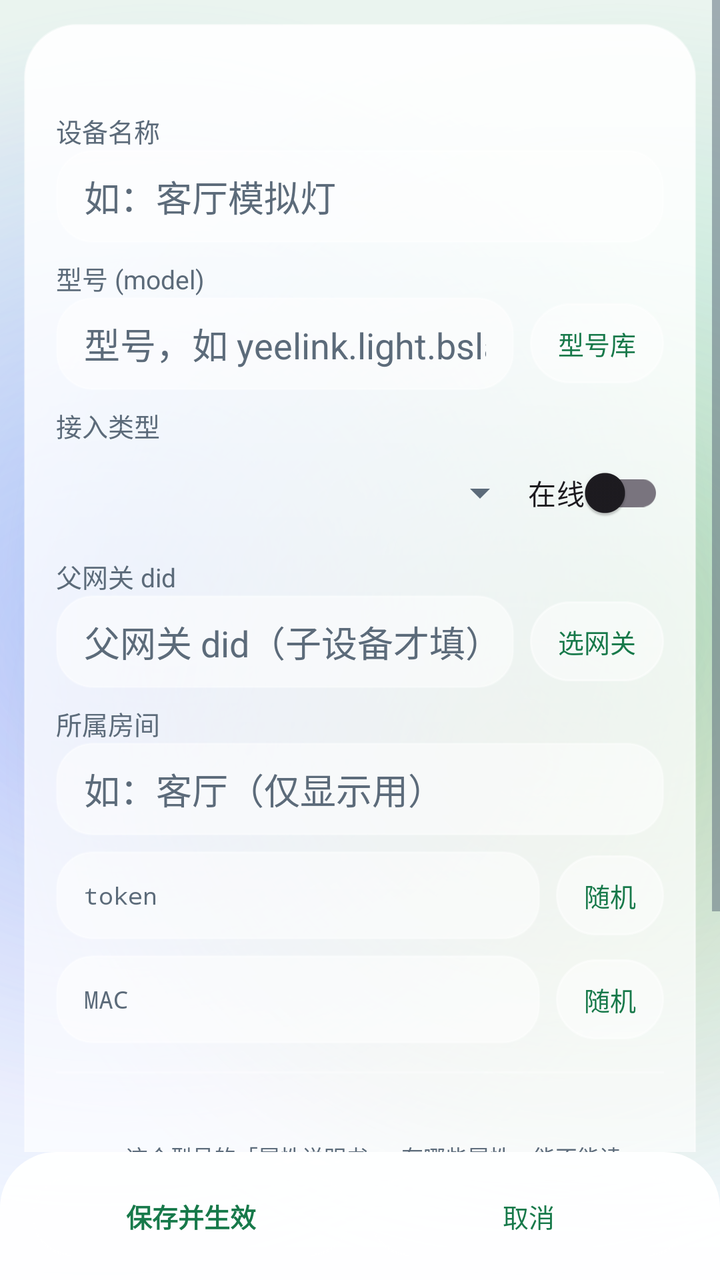
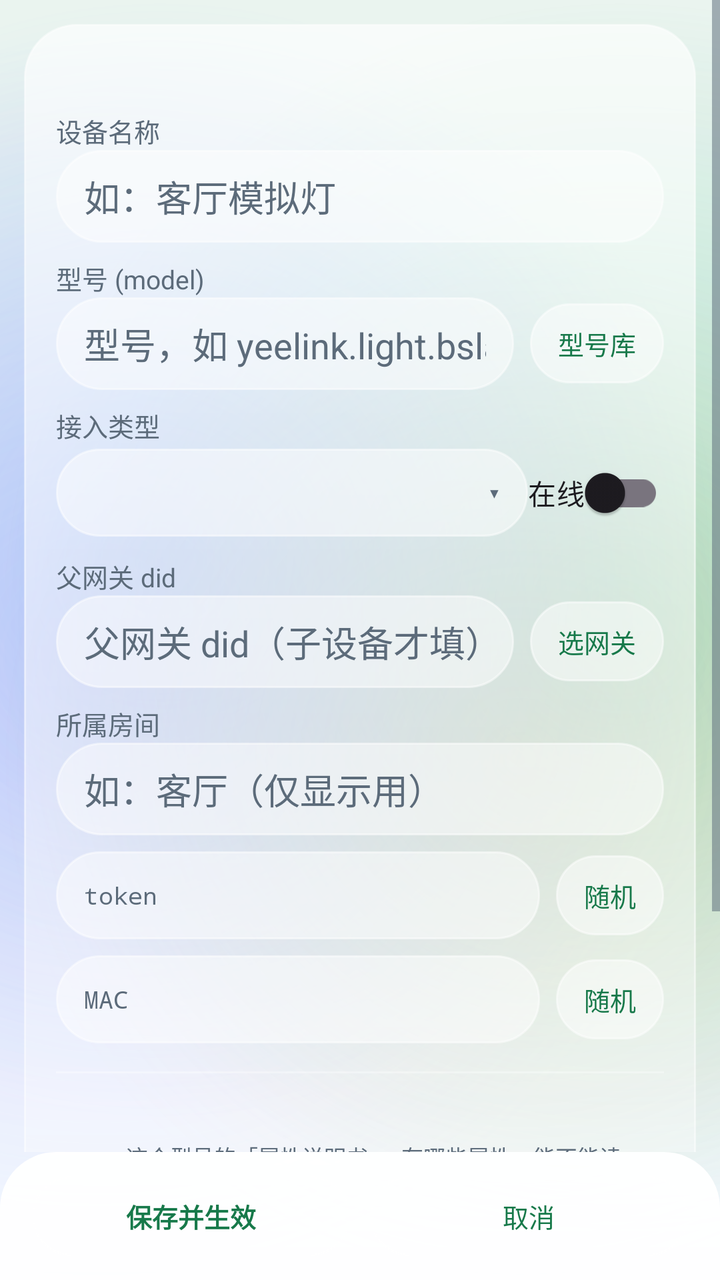

Before-and-after screenshots of an Android layout around one commit, followed by the original layout XML and the change that was made.
<!-- AndroidManifest.xml: application theme Theme.MijiaSim -->
<!-- res/layout/activity_device_edit.xml -->
<?xml version="1.0" encoding="utf-8"?>
<LinearLayout xmlns:android="http://schemas.android.com/apk/res/android"
    android:layout_width="match_parent"
    android:layout_height="match_parent"
    android:orientation="vertical">

    <ScrollView
        android:layout_width="match_parent"
        android:layout_height="0dp"
        android:layout_weight="1"
        android:fillViewport="true">

        <LinearLayout
            android:layout_width="match_parent"
            android:layout_height="wrap_content"
            android:layout_margin="12dp"
            android:background="@drawable/bg_glass_card"
            android:orientation="vertical"
            android:padding="16dp">

            <TextView
                android:id="@+id/edit_did"
                android:layout_width="match_parent"
                android:layout_height="wrap_content"
                android:fontFamily="monospace"
                android:textColor="@color/ink_muted"
                android:textSize="13sp" />

            <TextView
                android:layout_width="match_parent"
                android:layout_height="wrap_content"
                android:paddingTop="10dp"
                android:text="@string/label_name"
                android:textColor="@color/ink_muted"
                android:textSize="13sp" />

            <EditText
                android:id="@+id/input_name"
                android:layout_width="match_parent"
                android:layout_height="wrap_content"
                android:background="@drawable/bg_glass_input"
                android:hint="@string/hint_name"
                android:inputType="text"
                android:maxLines="1"
                android:minHeight="44dp"
                android:paddingLeft="14dp"
                android:paddingTop="10dp"
                android:paddingRight="14dp"
                android:paddingBottom="10dp"
                android:textColor="@color/ink"
                android:textColorHint="@color/ink_muted" />

            <TextView
                android:layout_width="match_parent"
                android:layout_height="wrap_content"
                android:paddingTop="8dp"
                android:text="@string/label_model"
                android:textColor="@color/ink_muted"
                android:textSize="13sp" />

            <LinearLayout
                android:layout_width="match_parent"
                android:layout_height="wrap_content"
                android:gravity="center_vertical"
                android:orientation="horizontal">

                <EditText
                    android:id="@+id/input_model"
                    android:layout_width="0dp"
                    android:layout_height="wrap_content"
                    android:layout_weight="1"
                    android:background="@drawable/bg_glass_input"
                    android:hint="@string/hint_model"
                    android:inputType="text"
                    android:maxLines="1"
                    android:minHeight="44dp"
                    android:paddingLeft="14dp"
                    android:paddingTop="10dp"
                    android:paddingRight="14dp"
                    android:paddingBottom="10dp"
                    android:textColor="@color/ink"
                    android:textColorHint="@color/ink_muted" />

                <Button
                    android:id="@+id/btn_pick_model"
                    style="@style/Widget.MijiaSim.Button.Pill"
                    android:layout_width="wrap_content"
                    android:layout_height="wrap_content"
                    android:layout_marginStart="8dp"
                    android:text="@string/action_pick_model" />
            </LinearLayout>

            <TextView
                android:layout_width="match_parent"
                android:layout_height="wrap_content"
                android:paddingTop="8dp"
                android:text="@string/label_type"
                android:textColor="@color/ink_muted"
                android:textSize="13sp" />

            <LinearLayout
                android:layout_width="match_parent"
                android:layout_height="wrap_content"
                android:gravity="center_vertical"
                android:orientation="horizontal">

                <Spinner
                    android:id="@+id/spinner_type"
                    android:layout_width="0dp"
                    android:layout_height="wrap_content"
                    android:layout_weight="1" />

                <androidx.appcompat.widget.SwitchCompat
                    android:id="@+id/switch_online"
                    android:layout_width="wrap_content"
                    android:layout_height="wrap_content"
                    android:text="@string/label_online" />
            </LinearLayout>

            <TextView
                android:id="@+id/label_parent_row"
                android:layout_width="match_parent"
                android:layout_height="wrap_content"
                android:paddingTop="8dp"
                android:text="@string/label_parent_gateway"
                android:textColor="@color/ink_muted"
                android:textSize="13sp" />

            <LinearLayout
                android:id="@+id/parent_row"
                android:layout_width="match_parent"
                android:layout_height="wrap_content"
                android:gravity="center_vertical"
                android:orientation="horizontal">

                <EditText
                    android:id="@+id/input_parent_did"
                    android:layout_width="0dp"
                    android:layout_height="wrap_content"
                    android:layout_weight="1"
                    android:background="@drawable/bg_glass_input"
                    android:hint="@string/hint_parent_did"
                    android:inputType="number"
                    android:maxLines="1"
                    android:minHeight="44dp"
                    android:paddingLeft="14dp"
                    android:paddingTop="10dp"
                    android:paddingRight="14dp"
                    android:paddingBottom="10dp"
                    android:textColor="@color/ink"
                    android:textColorHint="@color/ink_muted" />

                <Button
                    android:id="@+id/btn_pick_parent"
                    style="@style/Widget.MijiaSim.Button.Pill"
                    android:layout_width="wrap_content"
                    android:layout_height="wrap_content"
                    android:layout_marginStart="8dp"
                    android:text="@string/action_pick_gateway" />
            </LinearLayout>

            <TextView
                android:layout_width="match_parent"
                android:layout_height="wrap_content"
                android:paddingTop="8dp"
                android:text="@string/label_room"
                android:textColor="@color/ink_muted"
                android:textSize="13sp" />

            <EditText
                android:id="@+id/input_room"
                android:layout_width="match_parent"
                android:layout_height="wrap_content"
                android:background="@drawable/bg_glass_input"
                android:hint="@string/hint_room"
                android:inputType="text"
                android:maxLines="1"
                android:minHeight="44dp"
                android:paddingLeft="14dp"
                android:paddingTop="10dp"
                android:paddingRight="14dp"
                android:paddingBottom="10dp"
                android:textColor="@color/ink"
                android:textColorHint="@color/ink_muted" />

            <LinearLayout
                android:layout_width="match_parent"
                android:layout_height="wrap_content"
                android:gravity="center_vertical"
                android:orientation="horizontal"
                android:paddingTop="8dp">

                <EditText
                    android:id="@+id/input_token"
                    android:layout_width="0dp"
                    android:layout_height="wrap_content"
                    android:layout_weight="1"
                    android:background="@drawable/bg_glass_input"
                    android:fontFamily="monospace"
                    android:hint="@string/label_token"
                    android:inputType="textCapCharacters"
                    android:maxLines="1"
                    android:minHeight="44dp"
                    android:paddingLeft="14dp"
                    android:paddingTop="10dp"
                    android:paddingRight="14dp"
                    android:paddingBottom="10dp"
                    android:textColor="@color/ink"
                    android:textColorHint="@color/ink_muted"
                    android:textSize="12sp" />

                <Button
                    android:id="@+id/btn_token"
                    style="@style/Widget.MijiaSim.Button.Pill"
                    android:layout_width="wrap_content"
                    android:layout_height="wrap_content"
                    android:layout_marginStart="8dp"
                    android:text="@string/action_random" />
            </LinearLayout>

            <LinearLayout
                android:layout_width="match_parent"
                android:layout_height="wrap_content"
                android:gravity="center_vertical"
                android:orientation="horizontal"
                android:paddingTop="8dp">

                <EditText
                    android:id="@+id/input_mac"
                    android:layout_width="0dp"
                    android:layout_height="wrap_content"
                    android:layout_weight="1"
                    android:background="@drawable/bg_glass_input"
                    android:fontFamily="monospace"
                    android:hint="@string/label_mac"
                    android:inputType="textCapCharacters"
                    android:maxLines="1"
                    android:minHeight="44dp"
                    android:paddingLeft="14dp"
                    android:paddingTop="10dp"
                    android:paddingRight="14dp"
                    android:paddingBottom="10dp"
                    android:textColor="@color/ink"
                    android:textColorHint="@color/ink_muted"
                    android:textSize="12sp" />

                <Button
                    android:id="@+id/btn_mac"
                    style="@style/Widget.MijiaSim.Button.Pill"
                    android:layout_width="wrap_content"
                    android:layout_height="wrap_content"
                    android:layout_marginStart="8dp"
                    android:text="@string/action_random" />
            </LinearLayout>

            <View
                android:layout_width="match_parent"
                android:layout_height="1dp"
                android:layout_marginTop="14dp"
                android:layout_marginBottom="14dp"
                android:background="@color/glass_stroke_soft" />

            <TextView
                android:id="@+id/spec_summary"
                android:layout_width="match_parent"
                android:layout_height="wrap_content"
                android:textColor="@color/ink"
                android:textSize="13sp" />

            
            <TextView
                android:layout_width="match_parent"
                android:layout_height="wrap_content"
                android:paddingTop="2dp"
                android:text="@string/hint_spec_what"
                android:textColor="@color/ink_muted"
                android:textSize="11sp" />

            <LinearLayout
                android:layout_width="match_parent"
                android:layout_height="wrap_content"
                android:layout_marginTop="4dp"
                android:gravity="center_vertical"
                android:orientation="horizontal">

                <Button
                    android:id="@+id/btn_fetch_spec"
                    style="@style/Widget.MijiaSim.Button.Pill"
                    android:layout_width="wrap_content"
                    android:layout_height="wrap_content"
                    android:text="@string/action_fetch_spec_online" />

                <Button
                    android:id="@+id/btn_reset_state"
                    style="@style/Widget.MijiaSim.Button.Pill"
                    android:layout_width="wrap_content"
                    android:layout_height="wrap_content"
                    android:layout_marginStart="8dp"
                    android:text="@string/action_reset_state" />
            </LinearLayout>

            <TextView
                android:layout_width="match_parent"
                android:layout_height="wrap_content"
                android:paddingTop="12dp"
                android:text="@string/label_props"
                android:textColor="@color/ink"
                android:textSize="15sp"
                android:textStyle="bold" />

            <LinearLayout
                android:id="@+id/prop_container"
                android:layout_width="match_parent"
                android:layout_height="wrap_content"
                android:orientation="vertical" />

        </LinearLayout>
    </ScrollView>

    
    <LinearLayout
        android:id="@+id/bottom_action_bar"
        android:layout_width="match_parent"
        android:layout_height="wrap_content"
        android:background="@drawable/bg_glass_bar_bottom"
        android:elevation="10dp"
        android:gravity="center_vertical"
        android:orientation="horizontal"
        android:paddingStart="16dp"
        android:paddingTop="12dp"
        android:paddingEnd="16dp"
        android:paddingBottom="12dp">

        <Button
            android:id="@+id/btn_save"
            style="@style/Widget.MijiaSim.Button.Primary"
            android:layout_width="0dp"
            android:layout_height="wrap_content"
            android:layout_weight="1"
            android:text="@string/action_save" />

        <Button
            android:id="@+id/btn_cancel"
            style="@style/Widget.MijiaSim.Button.Pill"
            android:layout_width="0dp"
            android:layout_height="wrap_content"
            android:layout_marginStart="10dp"
            android:layout_weight="1"
            android:text="@string/action_cancel" />
    </LinearLayout>
</LinearLayout>
<!-- resources referenced by this layout -->
<resources>
  <color name="glass_stroke_soft">#4DFFFFFF</color>
  <color name="ink">#FF1B1F24</color>
  <color name="ink_muted">#FF5C6B7A</color>
  <!-- drawable bg_glass_card (drawable) -->
  <?xml version="1.0" encoding="utf-8"?>
  <shape xmlns:android="http://schemas.android.com/apk/res/android"
      android:shape="rectangle">
      <gradient
          android:angle="270"
          android:endColor="@color/glass_bottom"
          android:startColor="@color/glass_top" />
      <corners android:radius="26dp" />
      <stroke
          android:width="1dp"
          android:color="@color/glass_stroke" />
  </shape>
  <!-- drawable bg_glass_input (drawable) -->
  <?xml version="1.0" encoding="utf-8"?>
  <selector xmlns:android="http://schemas.android.com/apk/res/android">
      <item android:state_focused="true">
          <shape android:shape="rectangle">
              <solid android:color="@color/glass_input_fill" />
              <corners android:radius="18dp" />
              <stroke
                  android:width="1.5dp"
                  android:color="@color/accent" />
          </shape>
      </item>
      <item>
          <shape android:shape="rectangle">
              <solid android:color="@color/glass_input_fill" />
              <corners android:radius="18dp" />
              <stroke
                  android:width="1dp"
                  android:color="@color/glass_stroke_soft" />
          </shape>
      </item>
  </selector>
  <string name="action_cancel">取消</string>
  <string name="action_fetch_spec_online">在线取 spec</string>
  <string name="action_pick_gateway">选网关</string>
  <string name="action_pick_model">型号库</string>
  <string name="action_random">随机</string>
  <string name="action_reset_state">重置实时状态</string>
  <string name="action_save">保存并生效</string>
  <string name="hint_model">型号，如 yeelink.light.bslamp2</string>
  <string name="hint_name">如：客厅模拟灯</string>
  <string name="hint_parent_did">父网关 did（子设备才填）</string>
  <string name="hint_room">如：客厅（仅显示用）</string>
  <string name="hint_spec_what">spec = 这个型号的「属性说明书」：有哪些属性、能不能读写、取值范围、每个枚举值什么意思。
          面板和下面的属性初值都照它来；属性名显示成「中文(英文)」，官方没给中文的才只留英文。</string>
  <string name="label_mac">MAC</string>
  <string name="label_model">型号 (model)</string>
  <string name="label_name">设备名称</string>
  <string name="label_online">在线</string>
  <string name="label_parent_gateway">父网关 did</string>
  <string name="label_props">属性初值</string>
  <string name="label_room">所属房间</string>
  <string name="label_token">token</string>
  <string name="label_type">接入类型</string>
  <style name="Widget.MijiaSim.Button.Primary" parent="Widget.MijiaSim.Button.Pill">
          <item name="android:textStyle">bold</item>
      </style>
  <color name="bar_top">#F2FFFFFF</color>
  <color name="bar_bottom">#D9FFFFFF</color>
  <color name="glass_stroke">#80FFFFFF</color>
  <color name="glass_bottom">#99FFFFFF</color>
  <color name="glass_top">#E6FFFFFF</color>
  <color name="glass_input_fill">#8CFFFFFF</color>
  <color name="accent">#FF2bb673</color>
  <color name="accent_deep">#FF17794A</color>
  <color name="liquid_sky">#FFF3F8FF</color>
  <color name="pill_pressed">#B3FFFFFF</color>
  <color name="pill_disabled">#40FFFFFF</color>
  <color name="pill_fill">#80FFFFFF</color>
  <color name="liquid_mist">#FFEAF4EF</color>
  <color name="blob_mint">#552BB673</color>
  <color name="blob_blue">#4D4C9AFF</color>
  <color name="blob_violet">#3D8E7CFF</color>
  <color name="blob_amber">#2EF2A33C</color>
  <color name="dialog_fill">#F7FFFFFF</color>
  <color name="popup_bottom">#FFF6FAFF</color>
  <color name="popup_top">#FFFFFFFF</color>
  <color name="glass_divider">#14000000</color>
  <!-- unchanged entries left out for length: 15 -->
</resources>

<!-- the commit's change to res/layout/activity_device_edit.xml (unified diff, before → after) -->
@@ -14,7 +14,7 @@
             android:layout_width="match_parent"
             android:layout_height="wrap_content"
             android:layout_margin="12dp"
-            android:background="@drawable/bg_glass_card"
+            android:background="@drawable/bg_glass_card_faint"
             android:orientation="vertical"
             android:padding="16dp">
 
@@ -38,7 +38,7 @@
                 android:id="@+id/input_name"
                 android:layout_width="match_parent"
                 android:layout_height="wrap_content"
-                android:background="@drawable/bg_glass_input"
+                android:background="@drawable/bg_glass_pill_input"
                 android:hint="@string/hint_name"
                 android:inputType="text"
                 android:maxLines="1"
@@ -69,7 +69,7 @@
                     android:layout_width="0dp"
                     android:layout_height="wrap_content"
                     android:layout_weight="1"
-                    android:background="@drawable/bg_glass_input"
+                    android:background="@drawable/bg_glass_pill_input"
                     android:hint="@string/hint_model"
                     android:inputType="text"
                     android:maxLines="1"
@@ -104,11 +104,30 @@
                 android:gravity="center_vertical"
                 android:orientation="horizontal">
 
-                <Spinner
-                    android:id="@+id/spinner_type"
-                    android:layout_width="0dp"
-                    android:layout_height="wrap_content"
-                    android:layout_weight="1" />
+                
+                <FrameLayout
+                    android:layout_width="0dp"
+                    android:layout_height="44dp"
+                    android:layout_weight="1"
+                    android:background="@drawable/bg_glass_pill_input">
+
+                    <Spinner
+                        android:id="@+id/spinner_type"
+                        android:layout_width="match_parent"
+                        android:layout_height="44dp"
+                        android:background="@null"
+                        android:paddingStart="16dp"
+                        android:paddingEnd="34dp" />
+
+                    <TextView
+                        android:layout_width="34dp"
+                        android:layout_height="44dp"
+                        android:layout_gravity="end"
+                        android:gravity="center"
+                        android:text="@string/status_arrow_open"
+                        android:textColor="@color/ink_muted"
+                        android:textSize="14sp" />
+                </FrameLayout>
 
                 <androidx.appcompat.widget.SwitchCompat
                     android:id="@+id/switch_online"
@@ -138,7 +157,7 @@
                     android:layout_width="0dp"
                     android:layout_height="wrap_content"
                     android:layout_weight="1"
-                    android:background="@drawable/bg_glass_input"
+                    android:background="@drawable/bg_glass_pill_input"
                     android:hint="@string/hint_parent_did"
                     android:inputType="number"
                     android:maxLines="1"
@@ -171,7 +190,7 @@
                 android:id="@+id/input_room"
                 android:layout_width="match_parent"
                 android:layout_height="wrap_content"
-                android:background="@drawable/bg_glass_input"
+                android:background="@drawable/bg_glass_pill_input"
                 android:hint="@string/hint_room"
                 android:inputType="text"
                 android:maxLines="1"
@@ -195,7 +214,7 @@
                     android:layout_width="0dp"
                     android:layout_height="wrap_content"
                     android:layout_weight="1"
-                    android:background="@drawable/bg_glass_input"
+                    android:background="@drawable/bg_glass_pill_input"
                     android:fontFamily="monospace"
                     android:hint="@string/label_token"
                     android:inputType="textCapCharacters"
@@ -230,7 +249,7 @@
                     android:layout_width="0dp"
                     android:layout_height="wrap_content"
                     android:layout_weight="1"
-                    android:background="@drawable/bg_glass_input"
+                    android:background="@drawable/bg_glass_pill_input"
                     android:fontFamily="monospace"
                     android:hint="@string/label_mac"
                     android:inputType="textCapCharacters"
<!-- resource entries referenced after the edit -->
@@ -3,38 +3,47 @@
   <color name="glass_stroke_soft">#4DFFFFFF</color>
   <color name="ink">#FF1B1F24</color>
   <color name="ink_muted">#FF5C6B7A</color>
-  <!-- drawable bg_glass_card (drawable) -->
+  <!-- drawable bg_glass_card_faint (drawable) -->
   <?xml version="1.0" encoding="utf-8"?>
   <shape xmlns:android="http://schemas.android.com/apk/res/android"
       android:shape="rectangle">
       <gradient
           android:angle="270"
-          android:endColor="@color/glass_bottom"
-          android:startColor="@color/glass_top" />
+          android:endColor="@color/glass_card_faint_bottom"
+          android:startColor="@color/glass_card_faint_top" />
       <corners android:radius="26dp" />
       <stroke
           android:width="1dp"
           android:color="@color/glass_stroke" />
   </shape>
-  <!-- drawable bg_glass_input (drawable) -->
+  <!-- drawable bg_glass_pill_input (drawable) -->
   <?xml version="1.0" encoding="utf-8"?>
   <selector xmlns:android="http://schemas.android.com/apk/res/android">
       <item android:state_focused="true">
           <shape android:shape="rectangle">
-              <solid android:color="@color/glass_input_fill" />
-              <corners android:radius="18dp" />
+              <solid android:color="@color/pill_fill" />
+              <corners android:radius="99dp" />
               <stroke
                   android:width="1.5dp"
                   android:color="@color/accent" />
           </shape>
       </item>
-      <item>
+      <item android:state_enabled="false">
           <shape android:shape="rectangle">
-              <solid android:color="@color/glass_input_fill" />
-              <corners android:radius="18dp" />
+              <solid android:color="@color/pill_disabled" />
+              <corners android:radius="99dp" />
               <stroke
                   android:width="1dp"
                   android:color="@color/glass_stroke_soft" />
+          </shape>
+      </item>
+      <item>
+          <shape android:shape="rectangle">
+              <solid android:color="@color/pill_fill" />
+              <corners android:radius="99dp" />
+              <stroke
+                  android:width="1dp"
+                  android:color="@color/glass_stroke" />
           </shape>
       </item>
   </selector>
@@ -60,15 +69,15 @@
   <string name="label_room">所属房间</string>
   <string name="label_token">token</string>
   <string name="label_type">接入类型</string>
+  <string name="status_arrow_open">▾</string>
   <style name="Widget.MijiaSim.Button.Primary" parent="Widget.MijiaSim.Button.Pill">
           <item name="android:textStyle">bold</item>
       </style>
   <color name="bar_top">#F2FFFFFF</color>
   <color name="bar_bottom">#D9FFFFFF</color>
   <color name="glass_stroke">#80FFFFFF</color>
-  <color name="glass_bottom">#99FFFFFF</color>
-  <color name="glass_top">#E6FFFFFF</color>
-  <color name="glass_input_fill">#8CFFFFFF</color>
+  <color name="glass_card_faint_bottom">#3DFFFFFF</color>
+  <color name="glass_card_faint_top">#A6FFFFFF</color>
   <color name="accent">#FF2bb673</color>
   <color name="accent_deep">#FF17794A</color>
   <color name="liquid_sky">#FFF3F8FF</color>
